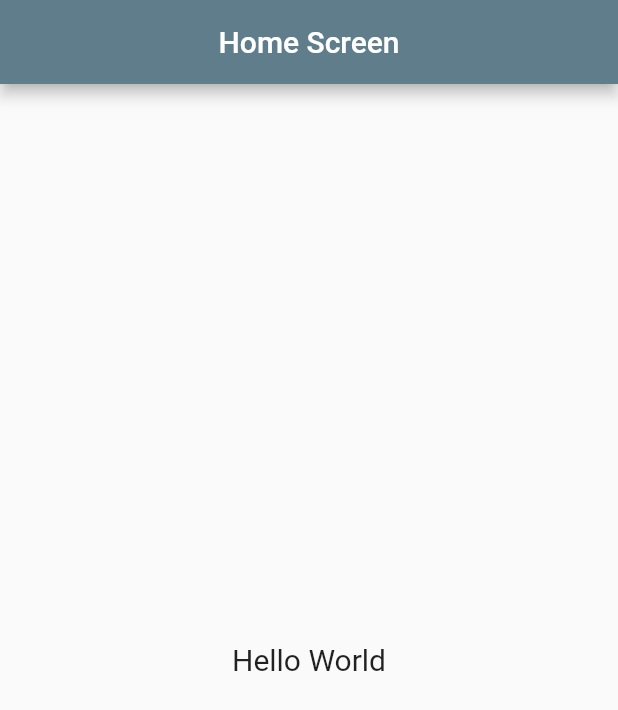
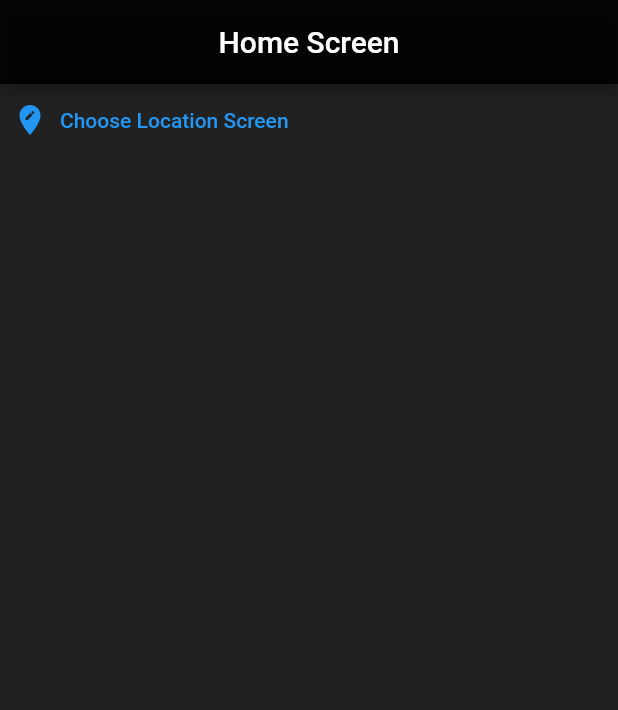
Before and after one commit to BUFONJOKER/World-Time-Flutter-App, a Flutter app: the screen it shows after launch, on a phone screen of 412 x 824 dp. Shown: the top 710 px of the screen. Run offline on Flutter 3.47's test engine with Material 2 defaults, Android fonts, the phone set to English and light mode, and no system bars.

```diff
--- a/lib/pages/home.dart
+++ b/lib/pages/home.dart
@@ -11,20 +11,25 @@ class _HomeState extends State<Home> {
   @override
   Widget build(BuildContext context) {
     return  Scaffold(
+        backgroundColor: Colors.grey[900],
       appBar: AppBar(
         title: const Text('Home Screen'),
         centerTitle: true,
-        backgroundColor: Colors.blueGrey,
+        backgroundColor: Colors.black87,
       ),
-      body: const Center(
-        child:  Text(
-            'Hello World',
-          style: TextStyle(
-            fontSize: 20.0,
+      body: Column(
+
+        children: <Widget>[
+
+          TextButton.icon(
+            onPressed:(){
+              Navigator.pushNamed(context, '/location');
+            },
+            icon: const Icon(Icons.edit_location),
+            label: const Text('Choose Location Screen'),
           ),
-        ),
-
-      ),
+        ],
+      )
 
     );
   }
```
Also changed, not shown: lib/main.dart (+9 -2 lines), lib/pages/choose_location.dart (+28 -0 lines), lib/pages/loading.dart (+28 -0 lines).
